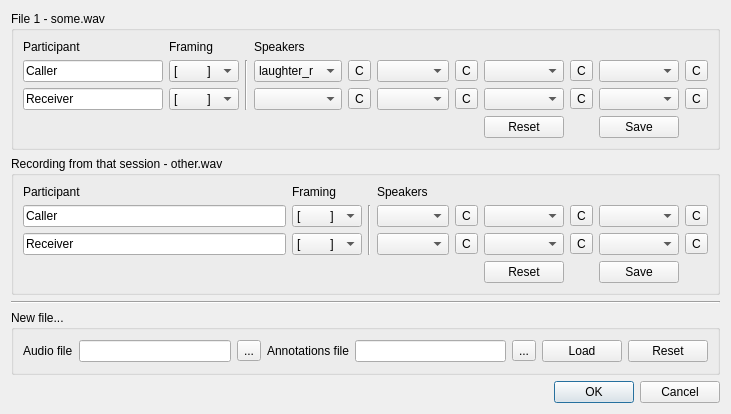
Qt form participantmanager.ui (eustaceb/conversational-audio-browser) before a commit.
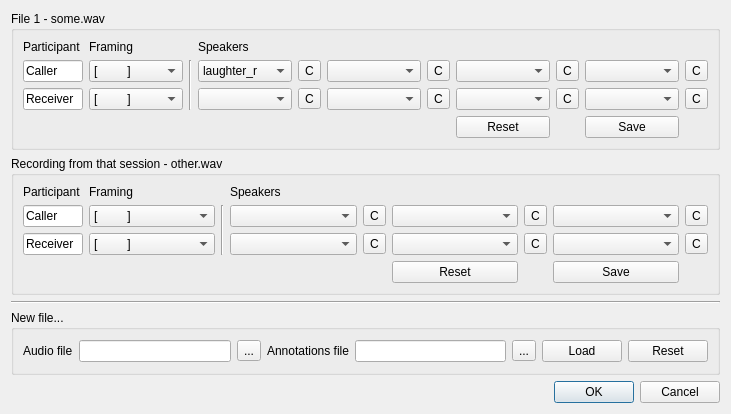
The same form after that commit.

```diff
--- a/participantmanager.ui
+++ b/participantmanager.ui
@@ -102,22 +102,40 @@
       </item>
       <item row="2" column="0">
        <widget class="QLineEdit" name="lineEdit_4">
+        <property name="maximumSize">
+         <size>
+          <width>60</width>
+          <height>16777215</height>
+         </size>
+        </property>
         <property name="text">
          <string>Receiver</string>
         </property>
+        <property name="readOnly">
+         <bool>true</bool>
+        </property>
        </widget>
       </item>
       <item row="1" column="0">
        <widget class="QLineEdit" name="lineEdit_3">
         <property name="minimumSize">
          <size>
-          <width>120</width>
+          <width>0</width>
           <height>0</height>
          </size>
         </property>
+        <property name="maximumSize">
+         <size>
+          <width>60</width>
+          <height>16777215</height>
+         </size>
+        </property>
         <property name="text">
          <string>Caller</string>
         </property>
+        <property name="readOnly">
+         <bool>true</bool>
+        </property>
        </widget>
       </item>
       <item row="1" column="9">
@@ -345,9 +363,18 @@
       </item>
       <item row="1" column="0">
        <widget class="QLineEdit" name="lineEdit">
+        <property name="maximumSize">
+         <size>
+          <width>60</width>
+          <height>16777215</height>
+         </size>
+        </property>
         <property name="text">
          <string>Caller</string>
         </property>
+        <property name="readOnly">
+         <bool>true</bool>
+        </property>
        </widget>
       </item>
       <item row="2" column="4">
@@ -366,9 +393,18 @@
       </item>
       <item row="2" column="0">
        <widget class="QLineEdit" name="lineEdit_2">
+        <property name="maximumSize">
+         <size>
+          <width>60</width>
+          <height>16777215</height>
+         </size>
+        </property>
         <property name="text">
          <string>Receiver</string>
         </property>
+        <property name="readOnly">
+         <bool>true</bool>
+        </property>
        </widget>
       </item>
       <item row="2" column="1">
```
